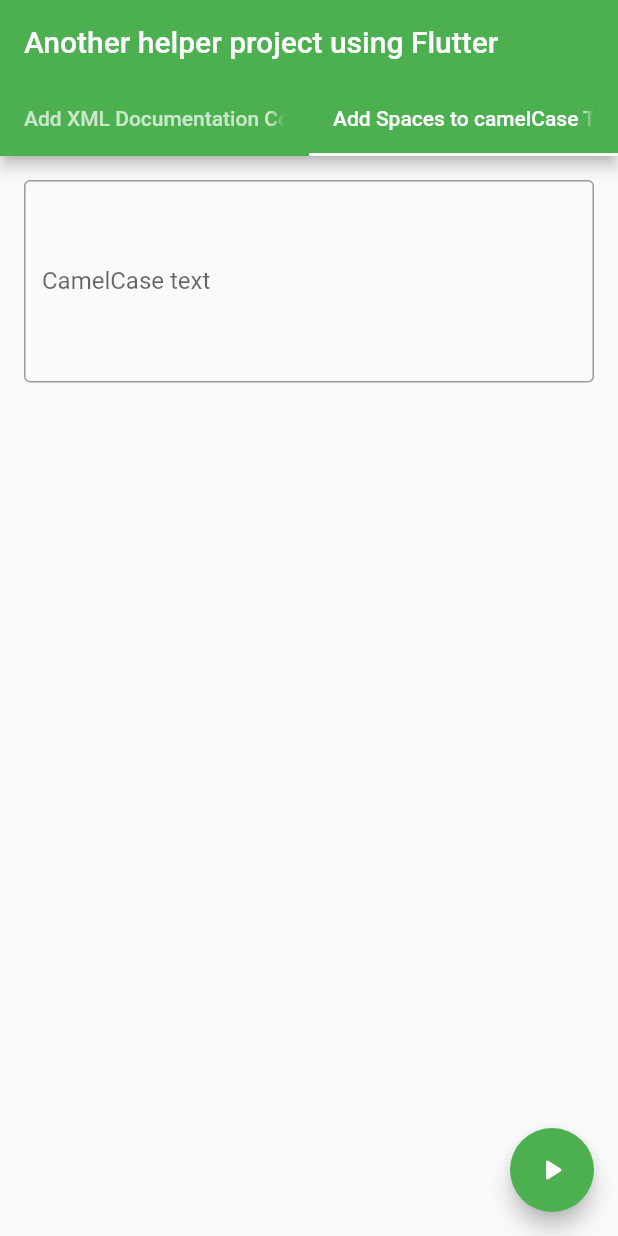
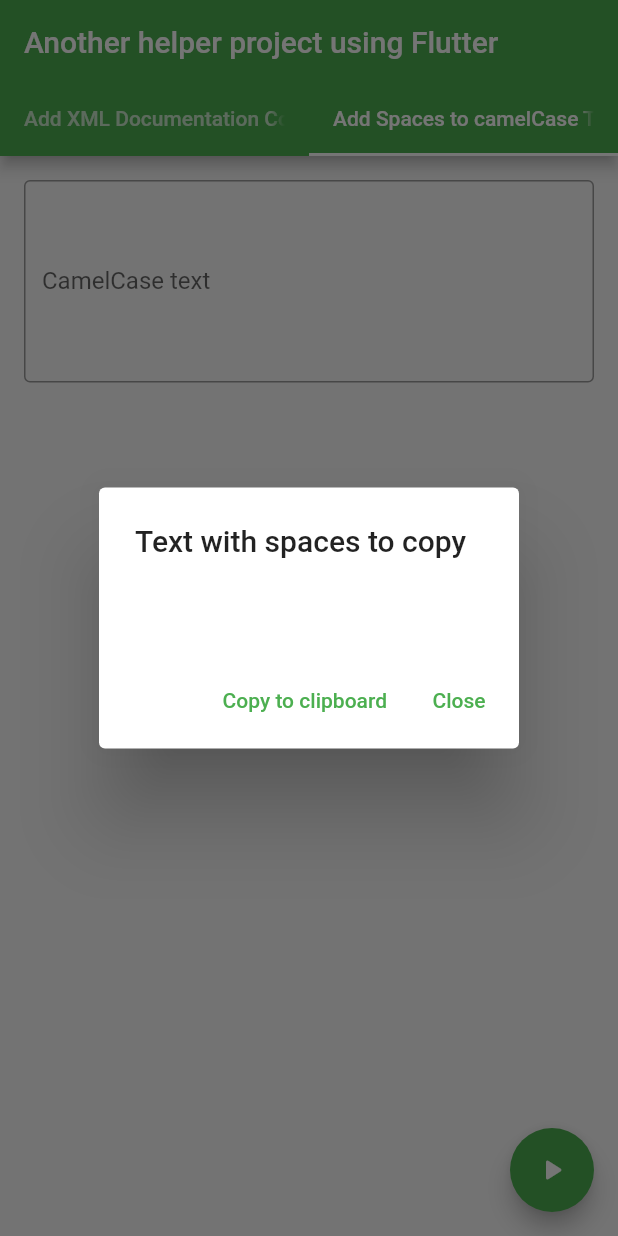
Before and after one commit to areee/apuri_v2, a Flutter app: the screen it shows after launch, tab 2 chosen, after a tap on the "play arrow" icon, on a phone screen of 412 x 824 dp. Run offline on Flutter 3.47's test engine with Material 2 defaults, Android fonts, the phone set to English and light mode, and no system bars; missing offline and left inert: clipboard.

Commit message:
Fix errors & refactor. Add simple dark theme

```diff
--- a/lib/main.dart
+++ b/lib/main.dart
@@ -1,5 +1,7 @@
 import 'package:flutter/material.dart';
-import 'package:clipboard/clipboard.dart';
+
+import 'widgets/add_spaces_to_camel_case_text.dart';
+import 'widgets/commentable_text_form.dart';
 
 void main() => runApp(const MyApp());
 
@@ -9,8 +11,13 @@ class MyApp extends StatelessWidget {
   @override
   Widget build(BuildContext context) {
     return MaterialApp(
+      debugShowCheckedModeBanner: false,
       title: 'Apuri v2',
       theme: ThemeData(
+        primarySwatch: Colors.green,
+      ),
+      darkTheme: ThemeData(
+        brightness: Brightness.dark,
         primarySwatch: Colors.green,
       ),
       home: const TabBarWidget(),
@@ -24,13 +31,12 @@ class TabBarWidget extends StatelessWidget {
   @override
   Widget build(BuildContext context) {
     return DefaultTabController(
-      initialIndex: 0,
       length: 2,
       child: Scaffold(
         appBar: AppBar(
           title: const Text('Another helper project using Flutter'),
           bottom: const TabBar(
-            tabs: <Widget>[
+            tabs: [
               Tab(
                 text: 'Add XML Documentation Comments',
               ),
@@ -41,7 +47,7 @@ class TabBarWidget extends StatelessWidget {
           ),
         ),
         body: const TabBarView(
-          children: <Widget>[
+          children: [
             CommentableTextForm(),
             AddSpacesToCamelCaseText(),
           ],
@@ -50,168 +56,3 @@ class TabBarWidget extends StatelessWidget {
     );
   }
 }
-
-class CommentableTextForm extends StatefulWidget {
-  const CommentableTextForm({super.key});
-
-  @override
-  State<CommentableTextForm> createState() => _CommentableTextFormState();
-}
-
-class _CommentableTextFormState extends State<CommentableTextForm> {
-  final commentedTextFieldController = TextEditingController();
-
-  String _addContentBeforeString(String content, String contentBefore) {
-    var lines = content.split('\n');
-
-    var returnedText = StringBuffer();
-
-    for (var i = 0; i < lines.length; i++) {
-      var line = lines[i];
-
-      var lineResult = '$contentBefore$line';
-      returnedText.write(lineResult);
-
-      if (i != lines.length - 1) {
-        returnedText.write('\n');
-      }
-    }
-    return returnedText.toString();
-  }
-
-  @override
-  void dispose() {
-    commentedTextFieldController.dispose();
-    super.dispose();
-  }
-
-  @override
-  Widget build(BuildContext context) {
-    return Scaffold(
-      body: Padding(
-        padding: const EdgeInsets.all(16.0),
-        child: TextField(
-          decoration: const InputDecoration(
-            border: OutlineInputBorder(),
-            labelText: 'Commentable text',
-          ),
-          maxLines: 5,
-          controller: commentedTextFieldController,
-        ),
-      ),
-      floatingActionButton: FloatingActionButton(
-        onPressed: () {
-          return showDialog(
-            context: context,
-            builder: (context) {
-              return AlertDialog(
-                title: const Text('Commented text to copy'),
-                content: Text(_addContentBeforeString(
-                    commentedTextFieldController.text, '///')),
-                actions: <Widget>[
-                  TextButton(
-                    child: const Text('Copy to clipboard'),
-                    onPressed: () {
-                      FlutterClipboard.copy(_addContentBeforeString(
-                          commentedTextFieldController.text, '///'));
-                      ScaffoldMessenger.of(context).showSnackBar(
-                        const SnackBar(
-                          content: Text('Copied to clipboard!'),
-                        ),
-                      );
-                      Navigator.of(context).pop();
-                    },
-                  ),
-                  TextButton(
-                    child: const Text('Close'),
-                    onPressed: () {
-                      Navigator.of(context).pop();
-                    },
-                  ),
-                ],
-              );
-            },
-          );
-        },
-        tooltip: 'Start',
-        child: const Icon(Icons.play_arrow_rounded),
-      ),
-    );
-  }
-}
-
-class AddSpacesToCamelCaseText extends StatefulWidget {
-  const AddSpacesToCamelCaseText({super.key});
-
-  @override
-  State<AddSpacesToCamelCaseText> createState() =>
-      _AddSpacesToeCamelCaseTextState();
-}
-
-class _AddSpacesToeCamelCaseTextState extends State<AddSpacesToCamelCaseText> {
-  final camelCaseTextFieldController = TextEditingController();
-
-  String addSpacesToCamelCaseText(String content) => content.replaceAllMapped(
-      RegExp(r'(?<=[a-z])[A-Z]'),
-      (Match m) => (' ${m.group(0)}').toLowerCase());
-
-  @override
-  void dispose() {
-    camelCaseTextFieldController.dispose();
-    super.dispose();
-  }
-
-  @override
-  Widget build(BuildContext context) {
-    return Scaffold(
-      body: Padding(
-        padding: const EdgeInsets.all(16.0),
-        child: TextField(
-          decoration: const InputDecoration(
-            border: OutlineInputBorder(),
-            labelText: 'CamelCase text',
-          ),
-          maxLines: 5,
-          controller: camelCaseTextFieldController,
-        ),
-      ),
-      floatingActionButton: FloatingActionButton(
-        onPressed: () {
-          return showDialog(
-            context: context,
-            builder: (context) {
-              return AlertDialog(
-                title: const Text('CamelCase text to copy'),
-                content: Text(addSpacesToCamelCaseText(
-                    camelCaseTextFieldController.text)),
-                actions: <Widget>[
-                  TextButton(
-                    child: const Text('Copy to clipboard'),
-                    onPressed: () {
-                      FlutterClipboard.copy(addSpacesToCamelCaseText(
-                          camelCaseTextFieldController.text));
-                      ScaffoldMessenger.of(context).showSnackBar(
-                        const SnackBar(
-                          content: Text('Copied to clipboard!'),
-                        ),
-                      );
-                      Navigator.of(context).pop();
-                    },
-                  ),
-                  TextButton(
-                    child: const Text('Close'),
-                    onPressed: () {
-                      Navigator.of(context).pop();
-                    },
-                  ),
-                ],
-              );
-            },
-          );
-        },
-        tooltip: 'Start',
-        child: const Icon(Icons.play_arrow_rounded),
-      ),
-    );
-  }
-}
--- /dev/null
+++ b/lib/widgets/add_spaces_to_camel_case_text.dart
@@ -0,0 +1,78 @@
+import 'package:clipboard/clipboard.dart';
+import 'package:flutter/material.dart';
+
+class AddSpacesToCamelCaseText extends StatefulWidget {
+  const AddSpacesToCamelCaseText({super.key});
+
+  @override
+  State<AddSpacesToCamelCaseText> createState() =>
+      _AddSpacesToeCamelCaseTextState();
+}
+
+class _AddSpacesToeCamelCaseTextState extends State<AddSpacesToCamelCaseText> {
+  final camelCaseTextFieldController = TextEditingController();
+
+  String _addSpacesToCamelCaseText(String content) {
+    return content.replaceAllMapped(RegExp(r'(?<=[a-z])[A-Z]'),
+        (Match m) => (' ${m.group(0)}').toLowerCase());
+  }
+
+  Future<String?> _showResultDialog(BuildContext context) {
+    var finalResultToShow =
+        _addSpacesToCamelCaseText(camelCaseTextFieldController.text);
+    return showDialog(
+        context: context,
+        builder: (BuildContext context) => AlertDialog(
+              title: const Text('Text with spaces to copy'),
+              content: Text(finalResultToShow),
+              actions: <Widget>[
+                TextButton(
+                  child: const Text('Copy to clipboard'),
+                  onPressed: () {
+                    FlutterClipboard.copy(finalResultToShow);
+                    ScaffoldMessenger.of(context).showSnackBar(
+                      const SnackBar(
+                        content: Text('Copied to clipboard!'),
+                      ),
+                    );
+                    Navigator.of(context).pop();
+                  },
+                ),
+                TextButton(
+                  child: const Text('Close'),
+                  onPressed: () {
+                    Navigator.of(context).pop();
+                  },
+                ),
+              ],
+            ));
+  }
+
+  @override
+  void dispose() {
+    camelCaseTextFieldController.dispose();
+    super.dispose();
+  }
+
+  @override
+  Widget build(BuildContext context) {
+    return Scaffold(
+      body: Padding(
+        padding: const EdgeInsets.all(16.0),
+        child: TextField(
+          decoration: const InputDecoration(
+            border: OutlineInputBorder(),
+            labelText: 'CamelCase text',
+          ),
+          maxLines: 5,
+          controller: camelCaseTextFieldController,
+        ),
+      ),
+      floatingActionButton: FloatingActionButton(
+        onPressed: () => _showResultDialog(context),
+        tooltip: 'Start',
+        child: const Icon(Icons.play_arrow_rounded),
+      ),
+    );
+  }
+}
--- /dev/null
+++ b/lib/widgets/commentable_text_form.dart
@@ -0,0 +1,90 @@
+import 'package:clipboard/clipboard.dart';
+import 'package:flutter/material.dart';
+
+class CommentableTextForm extends StatefulWidget {
+  const CommentableTextForm({super.key});
+
+  @override
+  State<CommentableTextForm> createState() => _CommentableTextFormState();
+}
+
+class _CommentableTextFormState extends State<CommentableTextForm> {
+  final commentedTextFieldController = TextEditingController();
+
+  String _addContentBeforeString(String content, String contentBefore) {
+    var lines = content.split('\n');
+
+    var returnedText = StringBuffer();
+
+    for (var i = 0; i < lines.length; i++) {
+      var line = lines[i];
+
+      var lineResult = '$contentBefore$line';
+      returnedText.write(lineResult);
+
+      if (i != lines.length - 1) {
+        returnedText.write('\n');
+      }
+    }
+    return returnedText.toString();
+  }
+
+  Future<String?> _showResultDialog(BuildContext context) {
+    var finalResultToShow =
+        _addContentBeforeString(commentedTextFieldController.text, '/// ');
+    return showDialog(
+        context: context,
+        builder: (BuildContext context) => AlertDialog(
+              title: const Text('Commented text to copy'),
+              content: Text(finalResultToShow),
+              actions: <Widget>[
+                TextButton(
+                  child: const Text('Copy to clipboard'),
+                  onPressed: () {
+                    FlutterClipboard.copy(finalResultToShow);
+                    ScaffoldMessenger.of(context).showSnackBar(
+                      const SnackBar(
+                        content: Text('Copied to clipboard!'),
+                      ),
+                    );
+                    Navigator.of(context).pop();
+                  },
+                ),
+                TextButton(
+                  child: const Text('Close'),
+                  onPressed: () {
+                    Navigator.of(context).pop();
+                  },
+                ),
+              ],
+            ));
+  }
+
+  @override
+  void dispose() {
+    commentedTextFieldController.dispose();
+    super.dispose();
+  }
+
+  @override
+  Widget build(BuildContext context) {
+    return Scaffold(
+      body: Padding(
+        padding: const EdgeInsets.all(16.0),
+        child: TextField(
+          decoration: const InputDecoration(
+            border: OutlineInputBorder(),
+            labelText: 'Commentable text',
+          ),
+          maxLines: 5,
+          controller: commentedTextFieldController,
+        ),
+      ),
+      floatingActionButton: FloatingActionButton(
+        onPressed: () => _showResultDialog(context),
+        tooltip: 'Start',
+        child: const Icon(Icons.play_arrow_rounded),
+      ),
+    );
+  }
+}
--- a/pubspec.yaml
+++ b/pubspec.yaml
@@ -3,7 +3,7 @@ description: Another helper project using Flutter.
 
 publish_to: 'none' # Remove this line if you wish to publish to pub.dev
 
-version: 0.1.0+1
+version: 1.1.0+1
 
 environment:
   sdk: '>=2.18.2 <3.0.0'
```
